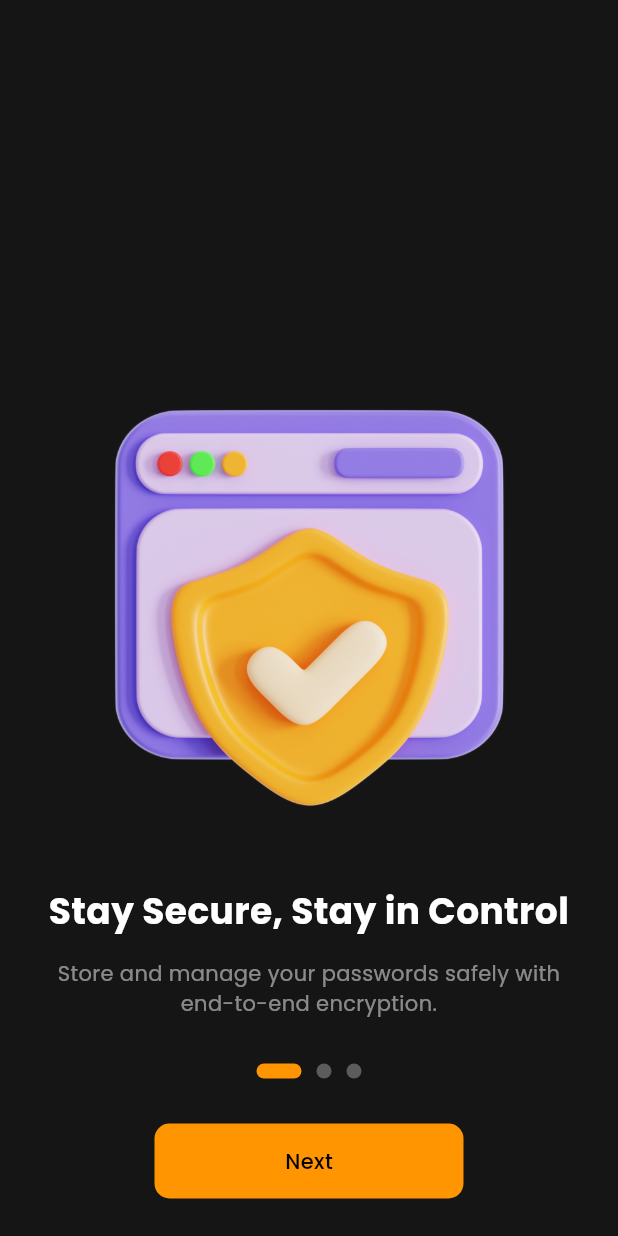
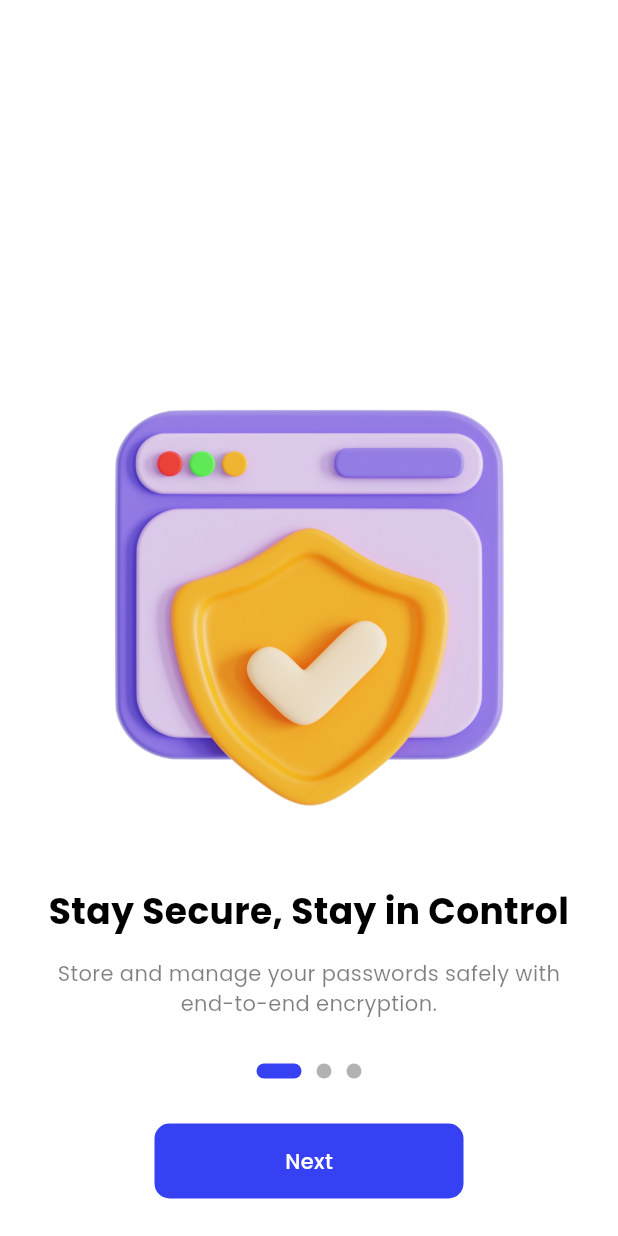
Before and after one commit to kaiumallimon/shieldx, a Flutter app: the screen it shows after launch, on a phone screen of 412 x 824 dp. Run offline on Flutter 3.47's test engine with Material 3 defaults, Android fonts, the phone set to English and light mode, and no system bars; our stand-ins replace get, loading_animation_widget.

Commit message:
Change app theme from dark to light mode

```diff
--- a/lib/app/_app.dart
+++ b/lib/app/_app.dart
@@ -12,7 +12,7 @@ class MyApp extends StatelessWidget {
     return GetMaterialApp(
       title: 'Flutter Demo',
       debugShowCheckedModeBanner: false,
-      theme: AppTheme().dark,
+      theme: AppTheme().light,
       initialBinding: AppBindings(),
       initialRoute: '/',
       getPages: appRoutes,
```
